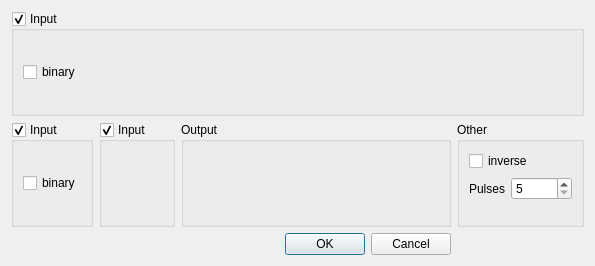
Above: wlqt/form/wlwhellwidget.ui from wldevru/src before the change. Below: the same form after it.
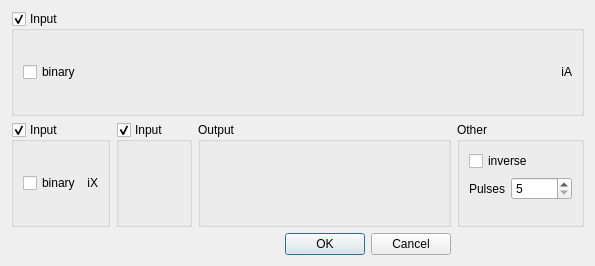
That is the form after the change. Custom widgets are drawn as their Qt base class.

What changed in the file:
```diff
--- a/wlqt/form/wlwhellwidget.ui
+++ b/wlqt/form/wlwhellwidget.ui
@@ -115,6 +115,19 @@
         </property>
        </widget>
       </item>
+      <item row="0" column="1">
+       <widget class="QLabel" name="labelX">
+        <property name="text">
+         <string notr="true">iX</string>
+        </property>
+        <property name="alignment">
+         <set>Qt::AlignRight|Qt::AlignTrailing|Qt::AlignVCenter</set>
+        </property>
+       </widget>
+      </item>
+      <item row="1" column="0" colspan="2">
+       <layout class="QHBoxLayout" name="vLayoutInputX"/>
+      </item>
      </layout>
     </widget>
    </item>
@@ -137,6 +150,19 @@
         </property>
        </widget>
       </item>
+      <item row="0" column="1">
+       <widget class="QLabel" name="labelA">
+        <property name="text">
+         <string notr="true">iA</string>
+        </property>
+        <property name="alignment">
+         <set>Qt::AlignRight|Qt::AlignTrailing|Qt::AlignVCenter</set>
+        </property>
+       </widget>
+      </item>
+      <item row="2" column="0" colspan="2">
+       <layout class="QHBoxLayout" name="vLayoutInputAxis"/>
+      </item>
      </layout>
     </widget>
    </item>
```
Left out of the diff: 6 changed lines with no effect on the pictures.
